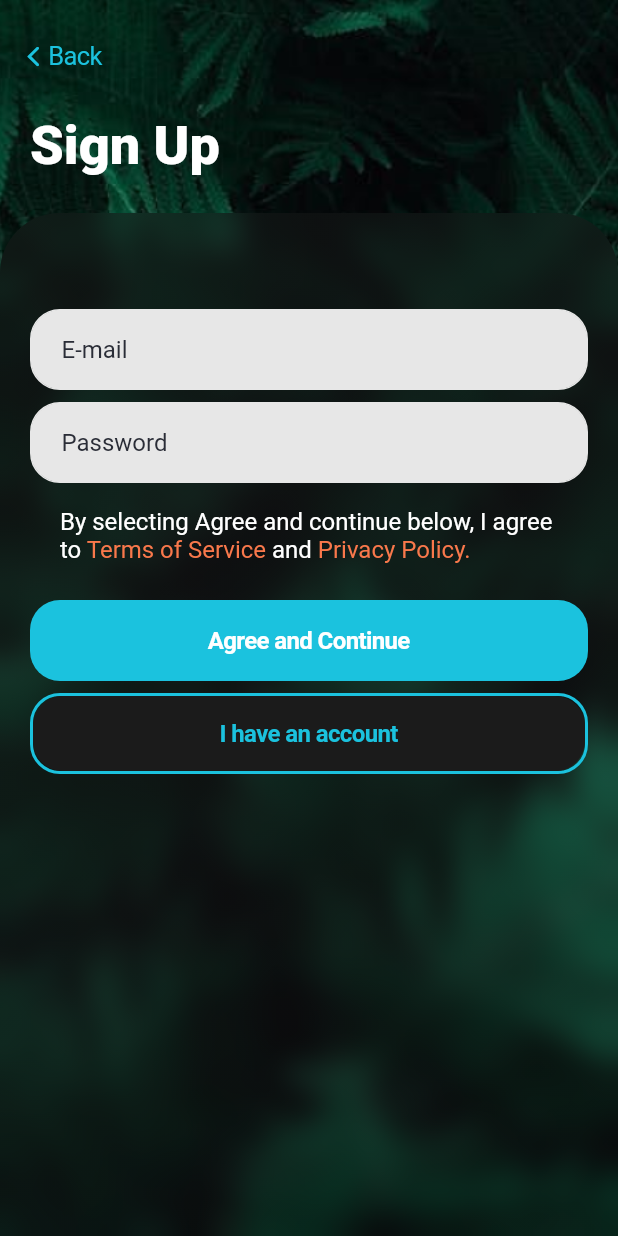
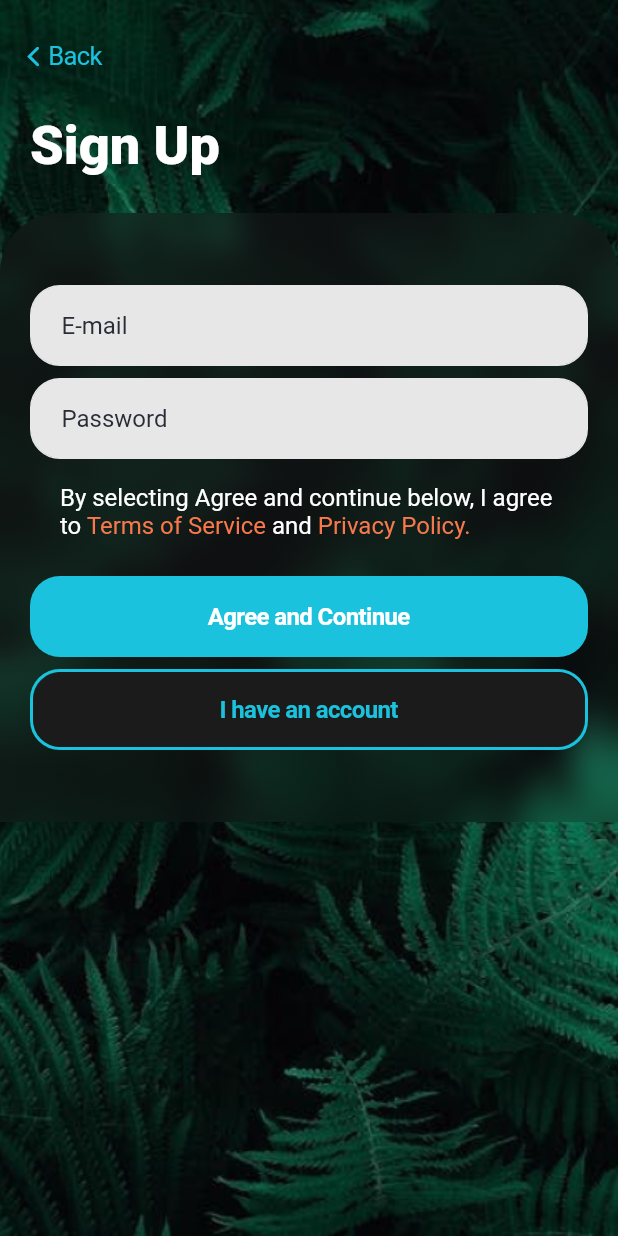
Before and after one commit to LuizGuerra/Flutter-BoilerPlate, a Flutter app: the SignUp screen opened by its route, on a phone screen of 412 x 824 dp. Run offline on Flutter 3.47's test engine with Material 2 defaults, Android fonts, the phone set to English and light mode, and no system bars; our stand-ins replace localstorage; accounts and stored records are empty; network calls fail.

Commit message:
Fixed bounds bug

```diff
--- a/boilerplate/lib/interface/views/profile/login.dart
+++ b/boilerplate/lib/interface/views/profile/login.dart
@@ -24,7 +24,6 @@ class _LoginState extends State<Login> {
       "Login",
       child: Column(
         children: [
-          const SizedBox(height: 44),
           ReusableTextField(
               controller: _emailController,
               placeholder: "E-mail",
@@ -42,6 +41,7 @@ class _LoginState extends State<Login> {
           ReusableButton("Create account", onPressed: () {
             Navigator.of(context).popAndPushNamed(Routes.signUp);
           }, configuration: ButtonConfigurations.secondary()),
+          const SizedBox(height: 48),
         ],
       ),
     );
--- a/boilerplate/lib/interface/views/profile/sign_up.dart
+++ b/boilerplate/lib/interface/views/profile/sign_up.dart
@@ -23,9 +23,10 @@ class _SignUpState extends State<SignUp> {
     return UserFluxPageScaffold(
       withBackButton: true,
       "Sign Up",
-      child: Column(
+      child: ListView(
+        physics: const NeverScrollableScrollPhysics(),
+        shrinkWrap: true,
         children: [
-          const SizedBox(height: 44),
         ReusableTextField(
             controller: _emailController,
             placeholder: "E-mail",
@@ -46,8 +47,9 @@ class _SignUpState extends State<SignUp> {
               Navigator.of(context).popAndPushNamed(Routes.login);
             },
             configuration: ButtonConfigurations.secondary()),
+        const SizedBox(height: 48),
         ],
-      ),
+      )
     );
   }
 
--- a/boilerplate/lib/interface/views/profile/user_flux.dart
+++ b/boilerplate/lib/interface/views/profile/user_flux.dart
@@ -1,4 +1,3 @@
-import 'package:boilerplate/interface/components/reusable_button.dart';
 import 'package:flutter/cupertino.dart';
 
 import '../../../resources/app_colors.dart';
@@ -30,17 +29,19 @@ class UserFluxPageScaffold extends StatelessWidget {
   Widget content(BuildContext context) {
     return SafeArea(
       child: Column(
-        mainAxisSize: MainAxisSize.min,
         mainAxisAlignment: MainAxisAlignment.start,
         crossAxisAlignment: CrossAxisAlignment.start,
         children: <Widget>[
           header(context),
           Flexible(
-            child: GlassComponent(
-                insets: const EdgeInsets.fromLTRB(20, 20, 20, 0),
-                radius: const BorderRadius.vertical(top: Radius.circular(40)),
-                color: AppColors.background,
-                child: child),
+            child: SingleChildScrollView(
+              child: GlassComponent(
+                  insets: const EdgeInsets.fromLTRB(20, 48, 20, 0),
+                  radius: const BorderRadius.vertical(
+                      top: Radius.circular(40)),
+                  color: AppColors.background,
+                  child: child),
+            ),
           ),
         ],
       ),
@@ -61,6 +62,7 @@ class UserFluxPageScaffold extends StatelessWidget {
 
     if (withBackButton) {
       return Column(
+        mainAxisAlignment: MainAxisAlignment.start,
         crossAxisAlignment: CrossAxisAlignment.start,
         mainAxisSize: MainAxisSize.min,
         children: <Widget>[
```
Also changed, not shown: boilerplate/lib/interface/views/profile/connect.dart (+9 -14 lines), boilerplate/assets/images/people.png. Lines whose indentation alone changed are shown as unchanged.
